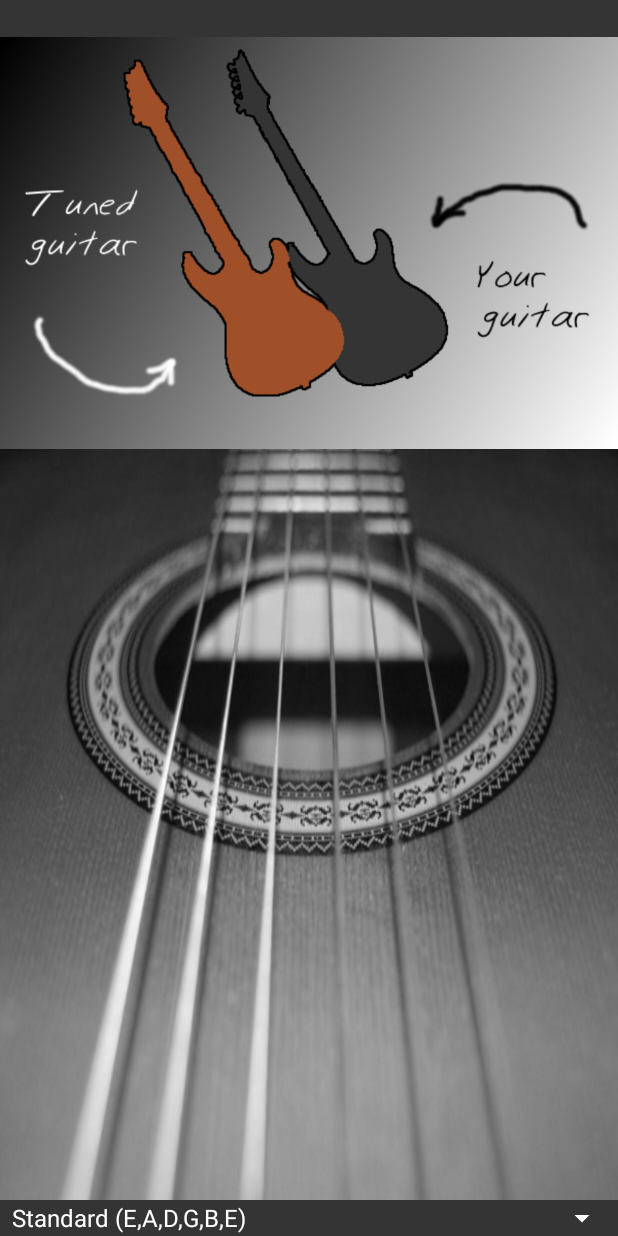
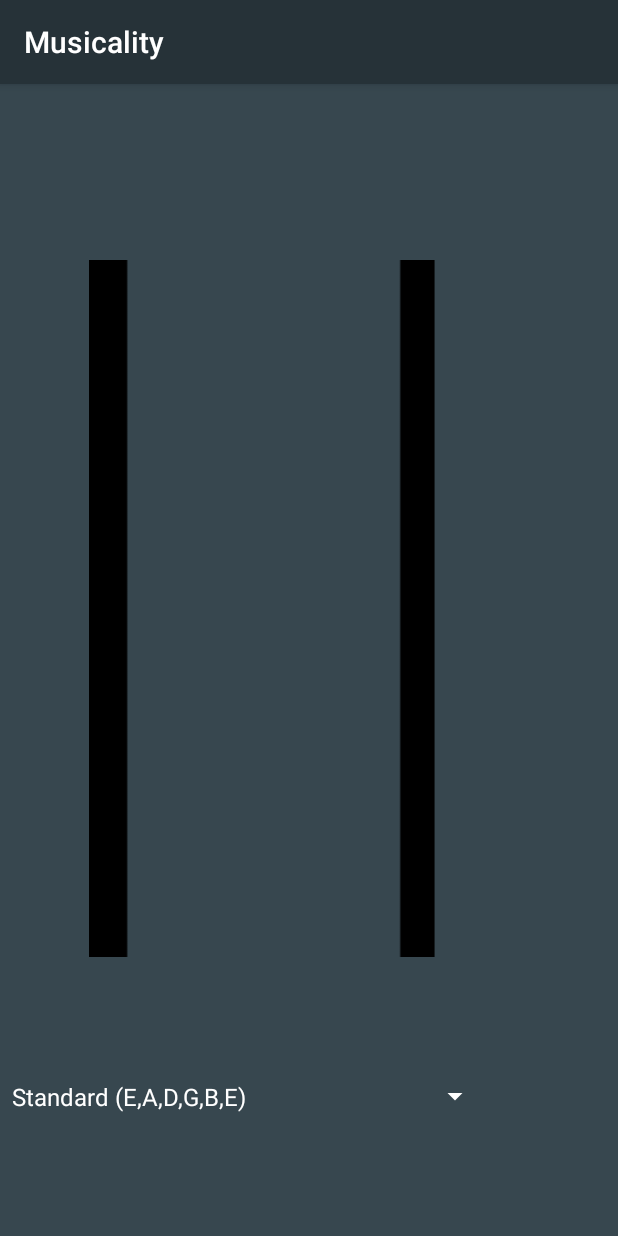
Before and after one commit to iamdarkes/musicality, an Android app: the screen it shows after launch (SimpleGuitarTunerActivity), on a phone screen of 412 x 824 dp. Run offline under Robolectric (Android 15) with nearby library versions, the light colour scheme and no system bars; our stand-ins replace CircleImageView; libraries missing offline, so code that uses them is left out: edu.emory.mathcs; 1 statement that could not run was skipped.

Commit message:
modifying tuner ui

```diff
--- a/musicality/app/src/main/java/com/darkes/musicality/sgt/SimpleGuitarTunerActivity.java
+++ b/musicality/app/src/main/java/com/darkes/musicality/sgt/SimpleGuitarTunerActivity.java
@@ -12,6 +12,9 @@ import android.os.Bundle;
 import android.support.v4.app.ActivityCompat;
 import android.support.v4.content.ContextCompat;
 import android.support.v4.view.GestureDetectorCompat;
+import android.support.v7.app.AppCompatActivity;
+import android.support.v7.widget.Toolbar;
+
 import android.util.Log;
 import android.view.GestureDetector;
 import android.view.KeyEvent;
@@ -30,7 +33,7 @@ import java.io.OutputStreamWriter;
 import java.util.HashMap;
 import java.util.Map;
 
-public class SimpleGuitarTunerActivity extends Activity {
+public class SimpleGuitarTunerActivity extends AppCompatActivity {
 	// switch off gc logs.
 	// System.setProperty("log.tag.falvikvm", "SUPPRESS");
 	public static final String TAG = "Activity";
@@ -39,13 +42,15 @@ public class SimpleGuitarTunerActivity extends Activity {
 
 
 	private ImageView guitar = null;
-	private ImageView tune = null;
+	//private ImageView tune = null;
 	private Spinner tuningSelector = null;
 	private SoundAnalyzer soundAnalyzer = null ;
 	private UiController uiController = null;
 	private TextView mainMessage = null;
     private GestureDetectorCompat gestureObject;
 	private Boolean permissionsGranted = false;
+    private Toolbar toolbar;
+
 
 
     private void requestRecordAudioPermission() {
@@ -115,8 +120,9 @@ public class SimpleGuitarTunerActivity extends Activity {
     public void onCreate(Bundle savedInstanceState) {
         super.onCreate(savedInstanceState);
         Log.d(TAG,"onCreate()");
-        setContentView(R.layout.activity_main);
-
+        setContentView(R.layout.activity_simple_tuner);
+        toolbar = (Toolbar) findViewById(R.id.toolbar);
+        setSupportActionBar(toolbar);
 
         gestureObject = new GestureDetectorCompat(this, new LearnGesture());
 
@@ -157,7 +163,7 @@ public class SimpleGuitarTunerActivity extends Activity {
 
 
         guitar = (ImageView)findViewById(R.id.guitar);
-        tune = (ImageView)findViewById(R.id.tune);
+        //tune = (ImageView)findViewById(R.id.tune);
         mainMessage = (TextView)findViewById(R.id.mainMessage);
         tuningSelector = (Spinner)findViewById(R.id.tuningSelector);
         Tuning.populateSpinner(this, tuningSelector);
@@ -225,13 +231,20 @@ public class SimpleGuitarTunerActivity extends Activity {
 	}
 
 	private int [] stringNumberToImageId = new int[]{
-			R.drawable.strings0,
-			R.drawable.strings1,
-			R.drawable.strings2,
-			R.drawable.strings3,
-			R.drawable.strings4,
-			R.drawable.strings5,
-			R.drawable.strings6
+            R.drawable.stringsreduced,
+            R.drawable.stringsreduced,
+            R.drawable.stringsreduced,
+            R.drawable.stringsreduced,
+            R.drawable.stringsreduced,
+            R.drawable.stringsreduced,
+			R.drawable.stringsreduced
+			//R.drawable.strings0,
+			//R.drawable.strings1,
+			//R.drawable.strings2,
+			//R.drawable.strings3,
+			//R.drawable.strings4,
+			//R.drawable.strings5,
+			//R.drawable.strings6
 	};
 
 
@@ -250,13 +263,13 @@ public class SimpleGuitarTunerActivity extends Activity {
 	int [] awayFromTargetColor = new int[]{160,160,160};
 
 
-    public void coloredGuitarMatch(double match) {
-        tune.setBackgroundColor(
-        		Color.rgb((int)(match*targetColor[0]+ (1-match)*awayFromTargetColor[0]),
-        				  (int)(match*targetColor[1]+ (1-match)*awayFromTargetColor[1]),
-        				  (int)(match*targetColor[2]+ (1-match)*awayFromTargetColor[2])));
-
-    }
+//    public void coloredGuitarMatch(double match) {
+//        tune.setBackgroundColor(
+//        		Color.rgb((int)(match*targetColor[0]+ (1-match)*awayFromTargetColor[0]),
+//        				  (int)(match*targetColor[1]+ (1-match)*awayFromTargetColor[1]),
+//        				  (int)(match*targetColor[2]+ (1-match)*awayFromTargetColor[2])));
+//
+//    }
 
     public void displayMessage(String msg, boolean positiveFeedback) {
     	int textColor = positiveFeedback ? Color.rgb(34,139,34) : Color.rgb(255,36,0);
--- a/musicality/app/src/main/java/com/darkes/musicality/sgt/Tuning.java
+++ b/musicality/app/src/main/java/com/darkes/musicality/sgt/Tuning.java
@@ -3,6 +3,9 @@ package com.darkes.musicality.sgt;
 import android.app.Activity;
 import android.widget.ArrayAdapter;
 import android.widget.Spinner;
+
+import com.darkes.musicality.R;
+import com.darkes.musicality.metronome.Beats;
 
 public class Tuning {
 	public static final String TAG = "Tuning";
@@ -22,7 +25,7 @@ public class Tuning {
 		new TuningType("Standard",
 				new double[]{82.41, 110.00, 146.83, 196.00, 246.94, 329.63},
 				new String[]{"E","A","D","G","B","E"}) ,
-		new TuningType("Down a half step",
+		new TuningType("Half Step Down",
 				new double[]{77.78, 103.83, 138.59, 185.00, 233.08, 311.13},
 				new String[]{"D#","G#","C#","F#","A#","D#"}) ,
 		new TuningType("Dropped D",
@@ -51,9 +54,11 @@ public class Tuning {
 				new String[]{"G","B","D","G","B","D"}) ,
 	};
 
+
+
 	public static void populateSpinner(Activity parent, Spinner s) {
 		ArrayAdapter<String> adapter = new ArrayAdapter<String>(parent,
-				android.R.layout.simple_spinner_item);
+              android.R.layout.simple_spinner_item);
 		for(int i=0; i<tuningTypes.length; ++i) {
 			String label=tuningTypes[i].humanReadableName + " (";
 			for(int j=0; j<tuningTypes[i].stringNames.length; ++j) {
@@ -62,7 +67,8 @@ public class Tuning {
 			}
 			adapter.add(label);
 		}
-	    adapter.setDropDownViewResource(android.R.layout.simple_spinner_dropdown_item);
+        adapter.setDropDownViewResource(R.layout.spinner_dropdown);
+//        adapter.setDropDownViewResource(android.R.layout.simple_spinner_dropdown_item);
 	    s.setAdapter(adapter);
 	}
 
@@ -101,9 +107,9 @@ public class Tuning {
 	}
 /*
 	private void outputStringsFrequencies() {
-		for(int i=0; i<strings.length; ++i) {
-			Log.d(TAG, strings[i].name + ": " + strings[i].freq + " e [" +
-					strings[i].minFreq + "," + strings[i].maxFreq + "]");
+		for(int i=0; i<newstrings.length; ++i) {
+			Log.d(TAG, newstrings[i].name + ": " + newstrings[i].freq + " e [" +
+					newstrings[i].minFreq + "," + newstrings[i].maxFreq + "]");
 		}
 	}
 */
--- a/musicality/app/src/main/java/com/darkes/musicality/sgt/UiController.java
+++ b/musicality/app/src/main/java/com/darkes/musicality/sgt/UiController.java
@@ -84,7 +84,7 @@ public class UiController implements Observer, OnItemSelectedListener {
 				match = (current.maxFreq - frequency )/(current.maxFreq-current.freq);
 			}
 		}
-		ui.coloredGuitarMatch(Math.pow(match, 1.5));
+		//ui.coloredGuitarMatch(Math.pow(match, 1.5));
 
 		// Update message.
 		// If cannot decide on a string
--- a/musicality/app/src/main/res/layout/activity_main.xml
+++ /dev/null
@@ -1,9 +0,0 @@
-<?xml version="1.0" encoding="utf-8"?>
-<LinearLayout xmlns:android="http://schemas.android.com/apk/res/android" android:layout_width="fill_parent" android:layout_height="fill_parent" android:background="#343434" android:orientation="vertical">
-    <TextView android:id="@+id/mainMessage" android:layout_width="fill_parent" android:layout_height="wrap_content" android:text=" " android:textAppearance="?android:attr/textAppearanceMedium"/>
-    <RelativeLayout android:id="@+id/relativeLayout1" android:layout_width="fill_parent" android:layout_height="fill_parent">
-        <ImageView android:id="@+id/tune" android:contentDescription="@string/tuningPlane" android:layout_width="wrap_content" android:layout_height="wrap_content" android:layout_alignParentLeft="true" android:layout_alignParentTop="true" android:adjustViewBounds="true" android:scaleType="fitXY" android:src="@drawable/tune_horizontal"/>
-        <Spinner android:id="@+id/tuningSelector" android:layout_width="wrap_content" android:layout_height="wrap_content" android:layout_alignParentBottom="true" android:layout_alignParentLeft="true" android:layout_alignParentRight="true"/>
-        <ImageView android:id="@+id/guitar" android:layout_width="wrap_content" android:layout_height="wrap_content" android:layout_above="@+id/tuningSelector" android:layout_alignParentLeft="true" android:layout_below="@+id/tune" android:adjustViewBounds="true" android:scaleType="fitXY" android:src="@drawable/strings0"/>
-    </RelativeLayout>
-</LinearLayout>
--- /dev/null
+++ b/musicality/app/src/main/res/layout/activity_simple_tuner.xml
@@ -0,0 +1,69 @@
+<?xml version="1.0" encoding="utf-8"?>
+<LinearLayout xmlns:android="http://schemas.android.com/apk/res/android"
+              xmlns:app="http://schemas.android.com/apk/res-auto"
+              xmlns:tools="http://schemas.android.com/tools"
+              android:layout_width="fill_parent"
+              android:layout_height="fill_parent"
+              android:orientation="vertical">
+
+    <include
+        android:id="@+id/toolbar"
+        layout="@layout/tool_bar" />
+
+    <TextView android:id="@+id/mainMessage"
+              android:layout_width="fill_parent"
+              android:layout_height="wrap_content"
+              android:layout_weight="1"
+              android:text=" "
+              android:textAppearance="?android:attr/textAppearanceMedium"/>
+
+
+
+
+    <ImageView android:id="@+id/guitar"
+    android:layout_width="wrap_content"
+    android:layout_height="0dp"
+    android:adjustViewBounds="true"
+    android:scaleType="fitXY"
+               android:layout_gravity="center"
+               android:layout_weight="5"
+    android:src="@drawable/stringsreduced"/>
+
+    <Spinner android:id="@+id/tuningSelector"
+             android:layout_weight="2"
+             android:layout_width="wrap_content"
+             android:layout_height="0dp"
+        />
+<!--
+    <RelativeLayout android:id="@+id/relativeLayout1"
+                    android:layout_width="fill_parent"
+                    android:layout_height="fill_parent">
+
+        <!-<ImageView android:id="@+id/tune" -->
+                   <!--android:contentDescription="@string/tuningPlane" -->
+                   <!--android:layout_width="wrap_content" -->
+                   <!--android:layout_height="wrap_content" -->
+                   <!--android:layout_alignParentLeft="true" -->
+                   <!--android:layout_alignParentTop="true" -->
+                   <!--android:adjustViewBounds="true" -->
+                   <!--android:scaleType="fitXY" -->
+                   <!--android:src="@drawable/tune_horizontal"/>-->
+
+        <!--<Spinner android:id="@+id/tuningSelector"-->
+                 <!--android:layout_width="wrap_content"-->
+                 <!--android:layout_height="wrap_content"-->
+                 <!--android:layout_alignParentBottom="true"-->
+                 <!--android:layout_alignParentLeft="true"-->
+                 <!--android:layout_alignParentRight="true"/>-->
+
+        <!--<ImageView android:id="@+id/guitar"-->
+                   <!--android:layout_width="wrap_content"-->
+                   <!--android:layout_height="wrap_content"-->
+                   <!--android:layout_above="@+id/tuningSelector"-->
+                   <!--android:layout_alignParentLeft="true"-->
+                   <!--android:adjustViewBounds="true"-->
+                   <!--android:scaleType="fitXY"-->
+                   <!--android:src="@drawable/strings0"/>
+    </RelativeLayout>
+    -->
+</LinearLayout>
--- a/musicality/app/src/main/res/layout/spinner_dropdown.xml
+++ b/musicality/app/src/main/res/layout/spinner_dropdown.xml
@@ -7,4 +7,4 @@
                  android:singleLine="true"
                  android:textColor="@color/white"
                  android:background="@color/background"
-                 android:textSize="70px" />
+                 android:textSize="20dp" />
```
Also changed, not shown: musicality/app/src/main/res/drawable/newstrings.png (added), musicality/app/src/main/res/drawable/stringsreduced.png (added).
